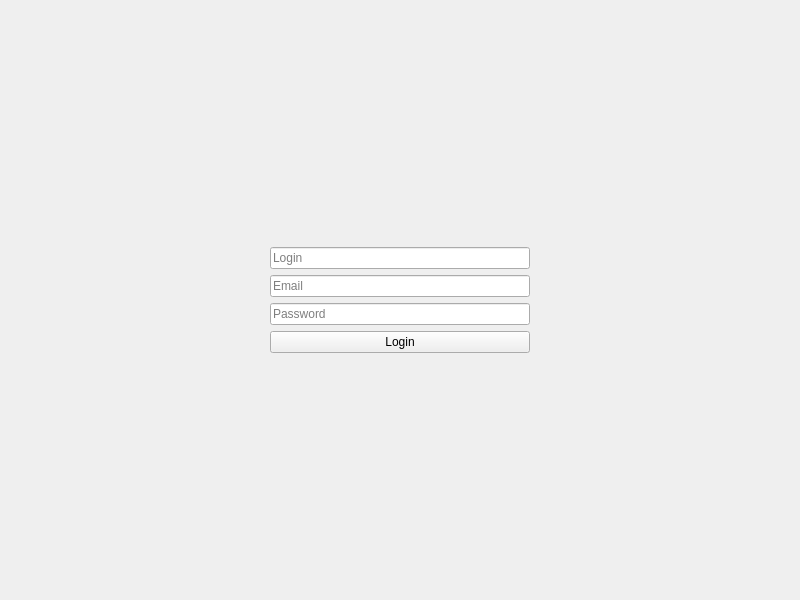
Qt form src/qogin/mainwindow.ui (a2p1k02/qogin) before a commit.
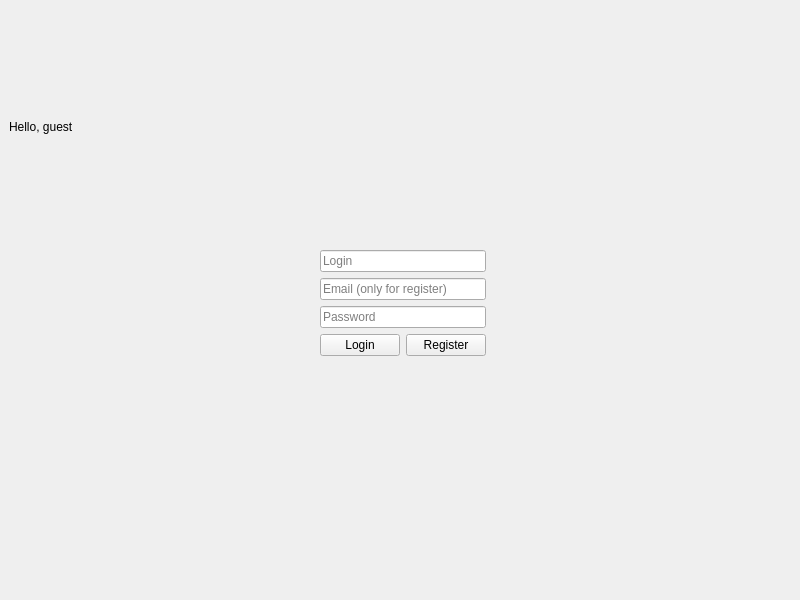
The same form after that commit.

Diff of the .ui file:
```diff
--- a/src/qogin/mainwindow.ui
+++ b/src/qogin/mainwindow.ui
@@ -17,21 +17,20 @@
    <layout class="QGridLayout" name="gridLayout_2">
     <item row="0" column="0">
      <layout class="QGridLayout" name="gridLayout">
-      <item row="4" column="1">
-       <widget class="QPushButton" name="pushButton">
-        <property name="text">
-         <string>Login</string>
+      <item row="2" column="4">
+       <spacer name="horizontalSpacer_2">
+        <property name="orientation">
+         <enum>Qt::Horizontal</enum>
         </property>
-       </widget>
-      </item>
-      <item row="1" column="1">
-       <widget class="QLineEdit" name="loginEdit">
-        <property name="placeholderText">
-         <string>Login</string>
+        <property name="sizeHint" stdset="0">
+         <size>
+          <width>40</width>
+          <height>20</height>
+         </size>
         </property>
-       </widget>
+       </spacer>
       </item>
-      <item row="0" column="1">
+      <item row="0" column="2">
        <spacer name="verticalSpacer">
         <property name="orientation">
          <enum>Qt::Vertical</enum>
@@ -44,7 +43,48 @@
         </property>
        </spacer>
       </item>
-      <item row="3" column="1">
+      <item row="7" column="2">
+       <spacer name="verticalSpacer_2">
+        <property name="orientation">
+         <enum>Qt::Vertical</enum>
+        </property>
+        <property name="sizeHint" stdset="0">
+         <size>
+          <width>20</width>
+          <height>40</height>
+         </size>
+        </property>
+       </spacer>
+      </item>
+      <item row="5" column="2">
+       <widget class="QPushButton" name="registerButton">
+        <property name="text">
+         <string>Register</string>
+        </property>
+       </widget>
+      </item>
+      <item row="0" column="0">
+       <widget class="QLabel" name="label_2">
+        <property name="text">
+         <string>Hello, guest</string>
+        </property>
+       </widget>
+      </item>
+      <item row="5" column="1">
+       <widget class="QPushButton" name="loginButton">
+        <property name="text">
+         <string>Login</string>
+        </property>
+       </widget>
+      </item>
+      <item row="3" column="1" colspan="2">
+       <widget class="QLineEdit" name="emailEdit">
+        <property name="placeholderText">
+         <string>Email (only for register)</string>
+        </property>
+       </widget>
+      </item>
+      <item row="4" column="1" colspan="2">
        <widget class="QLineEdit" name="passwordEdit">
         <property name="echoMode">
          <enum>QLineEdit::Password</enum>
@@ -54,7 +94,7 @@
         </property>
        </widget>
       </item>
-      <item row="1" column="0">
+      <item row="3" column="0">
        <spacer name="horizontalSpacer">
         <property name="orientation">
          <enum>Qt::Horizontal</enum>
@@ -67,36 +107,10 @@
         </property>
        </spacer>
       </item>
-      <item row="1" column="2">
-       <spacer name="horizontalSpacer_2">
-        <property name="orientation">
-         <enum>Qt::Horizontal</enum>
-        </property>
-        <property name="sizeHint" stdset="0">
-         <size>
-          <width>40</width>
-          <height>20</height>
-         </size>
-        </property>
-       </spacer>
-      </item>
-      <item row="5" column="1">
-       <spacer name="verticalSpacer_2">
-        <property name="orientation">
-         <enum>Qt::Vertical</enum>
-        </property>
-        <property name="sizeHint" stdset="0">
-         <size>
-          <width>20</width>
-          <height>40</height>
-         </size>
-        </property>
-       </spacer>
-      </item>
-      <item row="2" column="1">
-       <widget class="QLineEdit" name="emailEdit">
+      <item row="2" column="1" colspan="2">
+       <widget class="QLineEdit" name="loginEdit">
         <property name="placeholderText">
-         <string>Email</string>
+         <string>Login</string>
         </property>
        </widget>
       </item>
```
